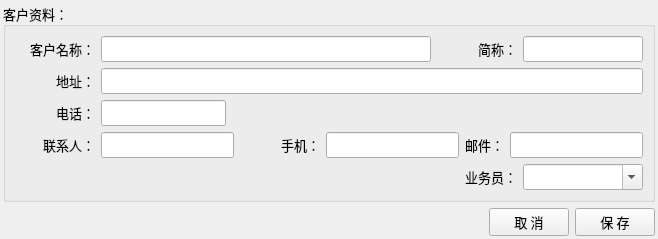
The window that ui/FormCustomer.ui (archsh/quickexcel) describes before a commit, drawn with Qt 5.
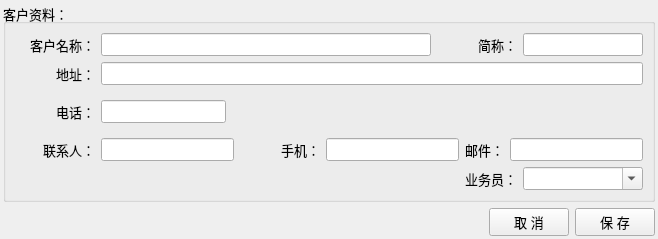
The same window after the commit.

Diff of the .ui file:
```diff
--- a/ui/FormCustomer.ui
+++ b/ui/FormCustomer.ui
@@ -12,7 +12,7 @@
   </property>
   <property name="font">
    <font>
-    <family>微软雅黑</family>
+    
     <pointsize>10</pointsize>
    </font>
   </property>
```
